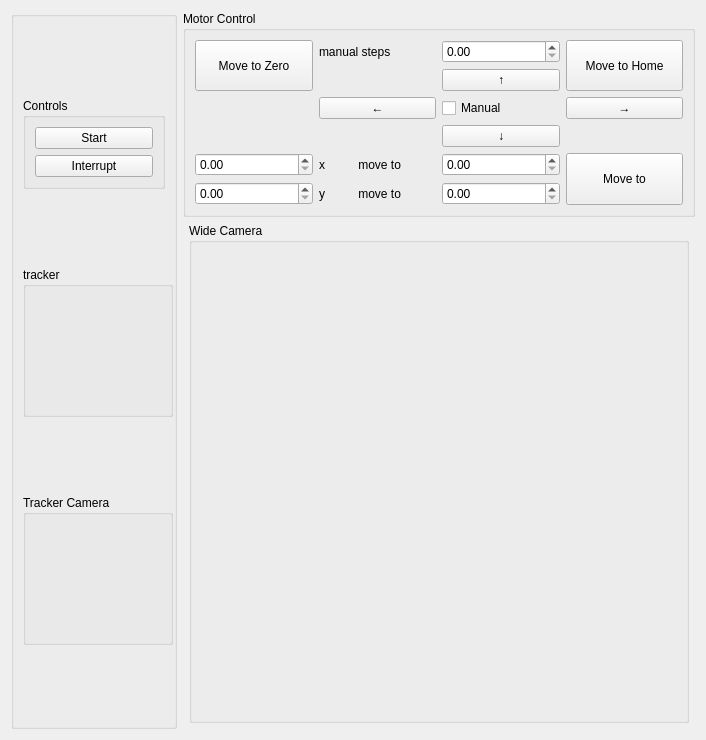
Above: AntCamMS/ant_watch_plot.ui from fullerene12/AntCam before the change. Below: the same form after it.
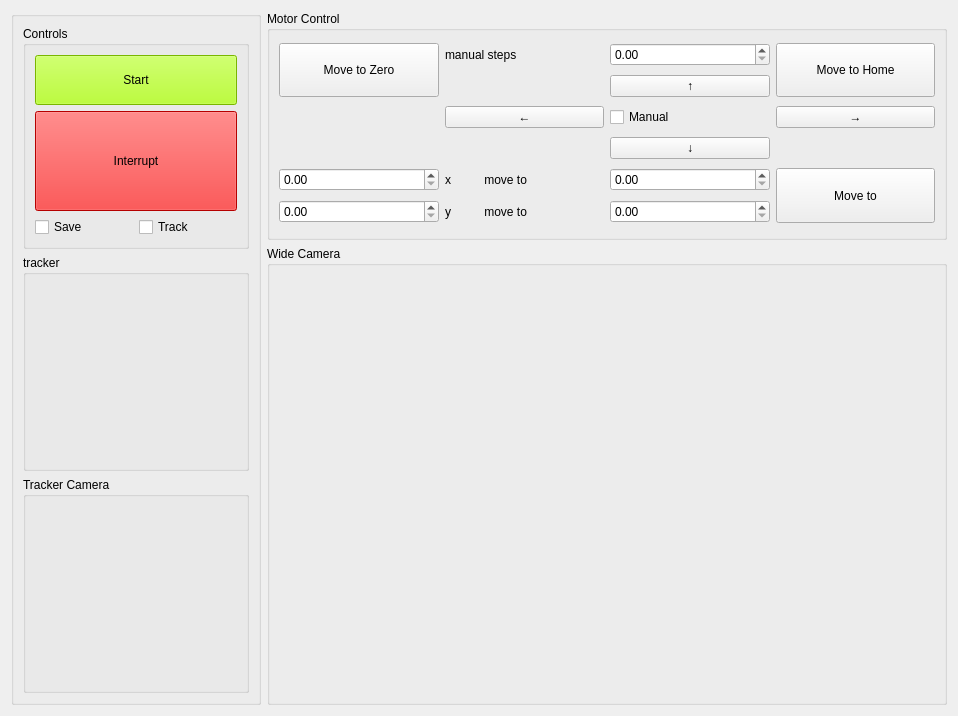
That is the form after the change.

```diff
--- a/AntCamMS/ant_watch_plot.ui
+++ b/AntCamMS/ant_watch_plot.ui
@@ -6,7 +6,7 @@
    <rect>
     <x>0</x>
     <y>0</y>
-    <width>706</width>
+    <width>958</width>
     <height>716</height>
    </rect>
   </property>
@@ -186,20 +186,20 @@
    <item row="0" column="0" rowspan="3">
     <widget class="QGroupBox" name="track_cam_groupBox_2">
      <property name="sizePolicy">
-      <sizepolicy hsizetype="Preferred" vsizetype="Preferred">
+      <sizepolicy hsizetype="Fixed" vsizetype="Preferred">
        <horstretch>0</horstretch>
        <verstretch>0</verstretch>
       </sizepolicy>
      </property>
      <property name="minimumSize">
       <size>
-       <width>150</width>
-       <height>150</height>
+       <width>250</width>
+       <height>0</height>
       </size>
      </property>
      <property name="maximumSize">
       <size>
-       <width>100000</width>
+       <width>250</width>
        <height>10000</height>
       </size>
      </property>
@@ -231,49 +231,81 @@
          <string>Controls</string>
         </property>
         <layout class="QGridLayout" name="gridLayout">
-         <item row="1" column="0" colspan="2">
-          <widget class="QPushButton" name="start_pushButton">
-           <property name="styleSheet">
-            <string notr="true"/>
-           </property>
-           <property name="text">
-            <string>Start</string>
-           </property>
-          </widget>
-         </item>
          <item row="2" column="0" colspan="2">
           <widget class="QPushButton" name="interrupt_pushButton">
+           <property name="sizePolicy">
+            <sizepolicy hsizetype="Minimum" vsizetype="Minimum">
+             <horstretch>0</horstretch>
+             <verstretch>0</verstretch>
+            </sizepolicy>
+           </property>
+           <property name="minimumSize">
+            <size>
+             <width>0</width>
+             <height>100</height>
+            </size>
+           </property>
            <property name="styleSheet">
-            <string notr="true"/>
+            <string notr="true">background-color: rgb(255, 0, 0);</string>
            </property>
            <property name="text">
             <string>Interrupt</string>
            </property>
           </widget>
          </item>
+         <item row="1" column="0" colspan="2">
+          <widget class="QPushButton" name="start_pushButton">
+           <property name="sizePolicy">
+            <sizepolicy hsizetype="Minimum" vsizetype="Minimum">
+             <horstretch>0</horstretch>
+             <verstretch>0</verstretch>
+            </sizepolicy>
+           </property>
+           <property name="minimumSize">
+            <size>
+             <width>0</width>
+             <height>50</height>
+            </size>
+           </property>
+           <property name="styleSheet">
+            <string notr="true">background-color: rgb(170, 255, 0);</string>
+           </property>
+           <property name="text">
+            <string>Start</string>
+           </property>
+          </widget>
+         </item>
+         <item row="3" column="0">
+          <widget class="QCheckBox" name="save_video_checkBox">
+           <property name="text">
+            <string>Save </string>
+           </property>
+           <property name="shortcut">
+            <string>Ctrl+M</string>
+           </property>
+          </widget>
+         </item>
+         <item row="3" column="1">
+          <widget class="QCheckBox" name="track_ant_checkBox">
+           <property name="text">
+            <string>Track</string>
+           </property>
+           <property name="shortcut">
+            <string>Ctrl+M</string>
+           </property>
+          </widget>
+         </item>
         </layout>
        </widget>
       </item>
       <item>
        <widget class="QGroupBox" name="tracker_groupBox">
         <property name="sizePolicy">
-         <sizepolicy hsizetype="Fixed" vsizetype="Fixed">
+         <sizepolicy hsizetype="Preferred" vsizetype="Preferred">
           <horstretch>0</horstretch>
           <verstretch>0</verstretch>
          </sizepolicy>
         </property>
-        <property name="minimumSize">
-         <size>
-          <width>150</width>
-          <height>150</height>
-         </size>
-        </property>
-        <property name="maximumSize">
-         <size>
-          <width>150</width>
-          <height>150</height>
-         </size>
-        </property>
         <property name="baseSize">
          <size>
           <width>0</width>
@@ -292,23 +324,11 @@
       <item>
        <widget class="QGroupBox" name="track_cam_groupBox">
         <property name="sizePolicy">
-         <sizepolicy hsizetype="Fixed" vsizetype="Fixed">
+         <sizepolicy hsizetype="Preferred" vsizetype="Preferred">
           <horstretch>0</horstretch>
           <verstretch>0</verstretch>
          </sizepolicy>
         </property>
-        <property name="minimumSize">
-         <size>
-          <width>150</width>
-          <height>150</height>
-         </size>
-        </property>
-        <property name="maximumSize">
-         <size>
-          <width>150</width>
-          <height>150</height>
-         </size>
-        </property>
         <property name="baseSize">
          <size>
           <width>0</width>
@@ -327,26 +347,14 @@
      </layout>
     </widget>
    </item>
-   <item row="1" column="2">
+   <item row="1" column="1" rowspan="2" colspan="3">
     <widget class="QGroupBox" name="wide_cam_groupBox">
      <property name="sizePolicy">
-      <sizepolicy hsizetype="Fixed" vsizetype="Fixed">
+      <sizepolicy hsizetype="Preferred" vsizetype="Preferred">
        <horstretch>0</horstretch>
        <verstretch>0</verstretch>
       </sizepolicy>
      </property>
-     <property name="minimumSize">
-      <size>
-       <width>500</width>
-       <height>500</height>
-      </size>
-     </property>
-     <property name="maximumSize">
-      <size>
-       <width>500</width>
-       <height>500</height>
-      </size>
-     </property>
      <property name="styleSheet">
       <string notr="true"/>
      </property>
```
Left out of the diff: 2 changed lines with no effect on the pictures.
